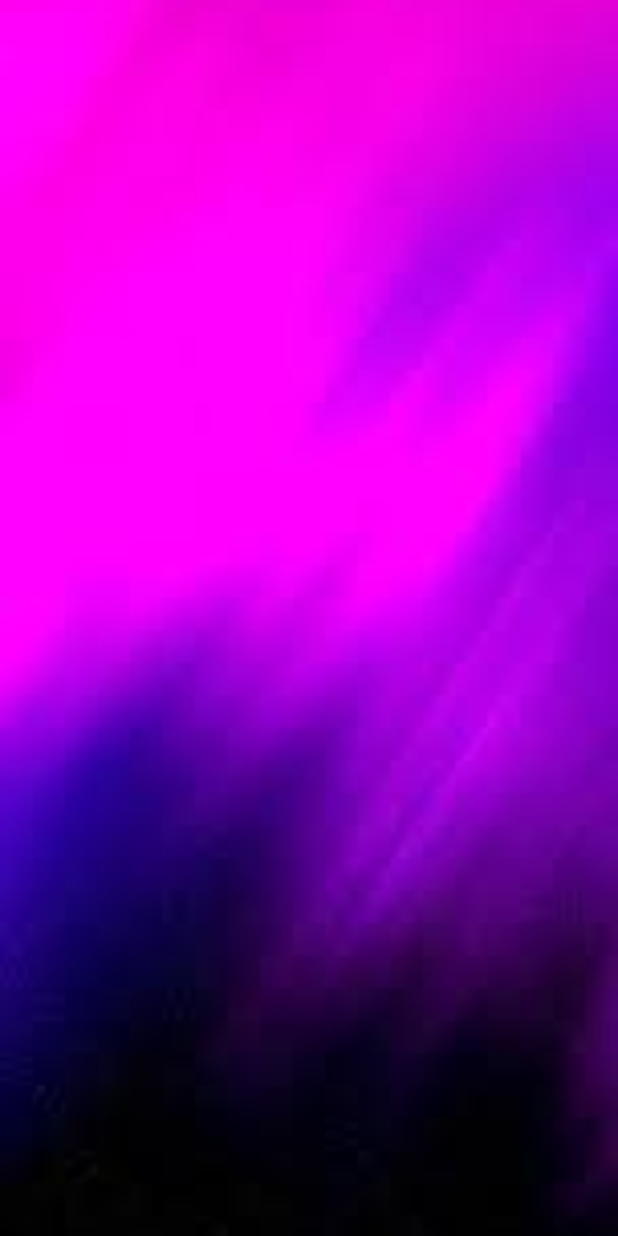
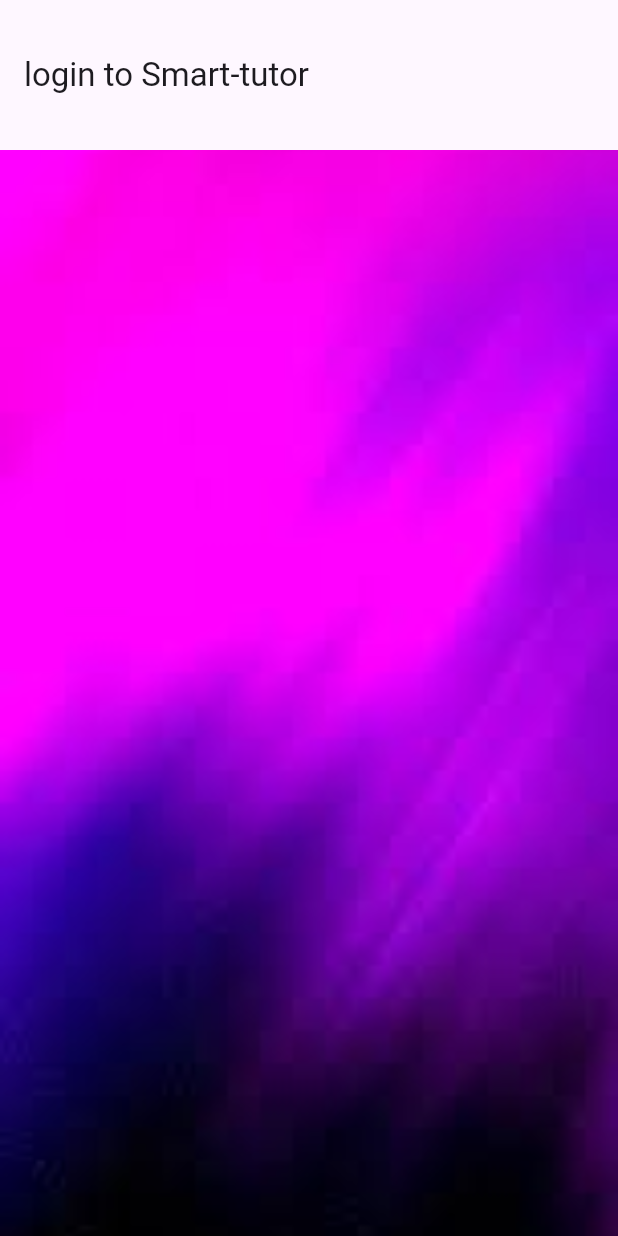
Before and after one commit to Suraku237/smart-tutor, a Flutter app: the screen it shows after launch, on a phone screen of 412 x 824 dp. Run offline on Flutter 3.47's test engine with Material 3 defaults, Android fonts, the phone set to English and light mode, and no system bars.

Commit message:
update 5

```diff
--- a/flutter_application_1/lib/main.dart
+++ b/flutter_application_1/lib/main.dart
@@ -17,7 +17,12 @@ class _MyAppState extends State<MyApp> {
     return MaterialApp(
       debugShowCheckedModeBanner: false,
    home:Scaffold(
+   appBar: AppBar(
+    toolbarHeight: 100,
 
+    backgroundColor:null,
+   title: Text('login to Smart-tutor'),
+   ),
     backgroundColor:  const Color.fromARGB(255, 130, 53, 133),
 
     body:Container(
```
